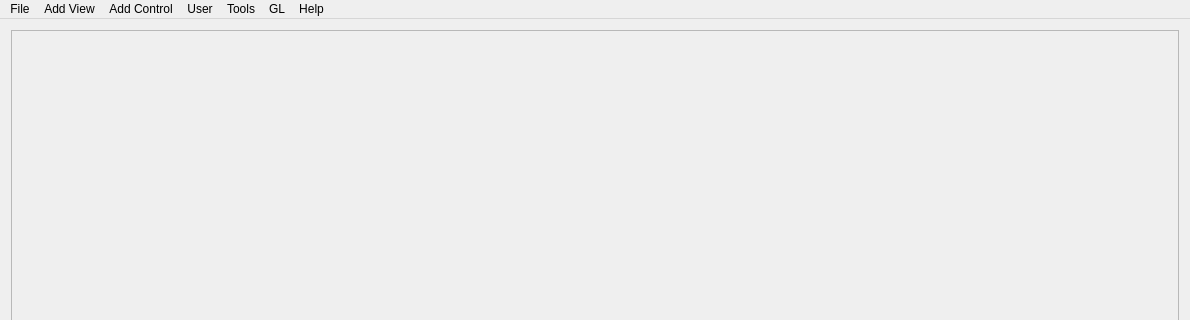
First picture: the form in ui/mainwindow.ui, repository johnbatzer18/biomech_flexsea-plan, before the edit; both pictures show x 0 to 1190 and y 0 to 320 of the 1190 by 867 pixel window.
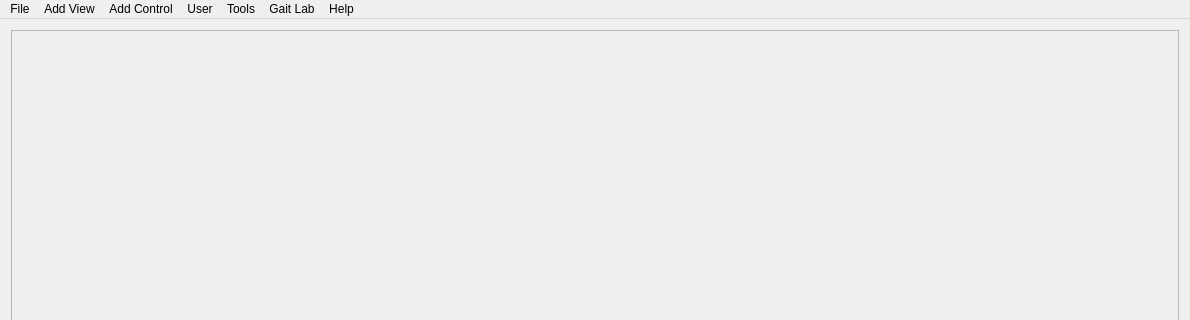
Second picture: the form after the edit.

Commit message: Moves ANkle Torque to Gait Lab. User R/W starts with Ex1, not Mn1

```diff
--- a/ui/mainwindow.ui
+++ b/ui/mainwindow.ui
@@ -140,7 +140,7 @@
    </widget>
    <widget class="QMenu" name="menuGL">
     <property name="title">
-     <string>GL</string>
+     <string>Gait Lab</string>
     </property>
    </widget>
    <addaction name="menuFile"/>
```
The commit also changes 2 other files.
